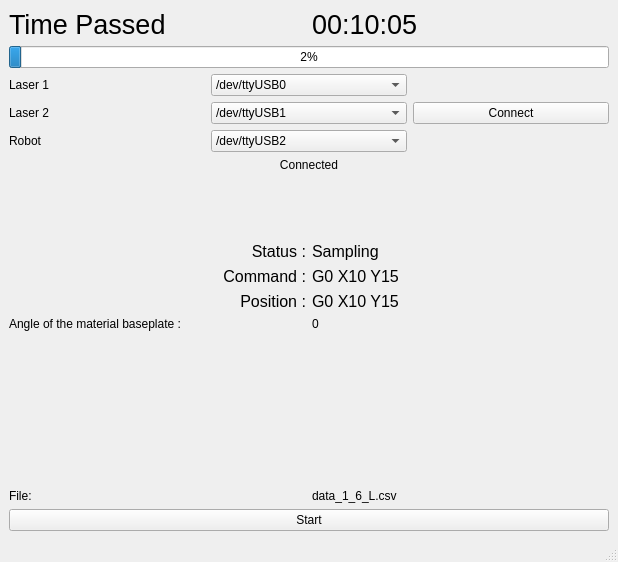
pvolans/final_project, file DAQ Dev2/Software/daq_dev2_gui.ui: the form before one commit.
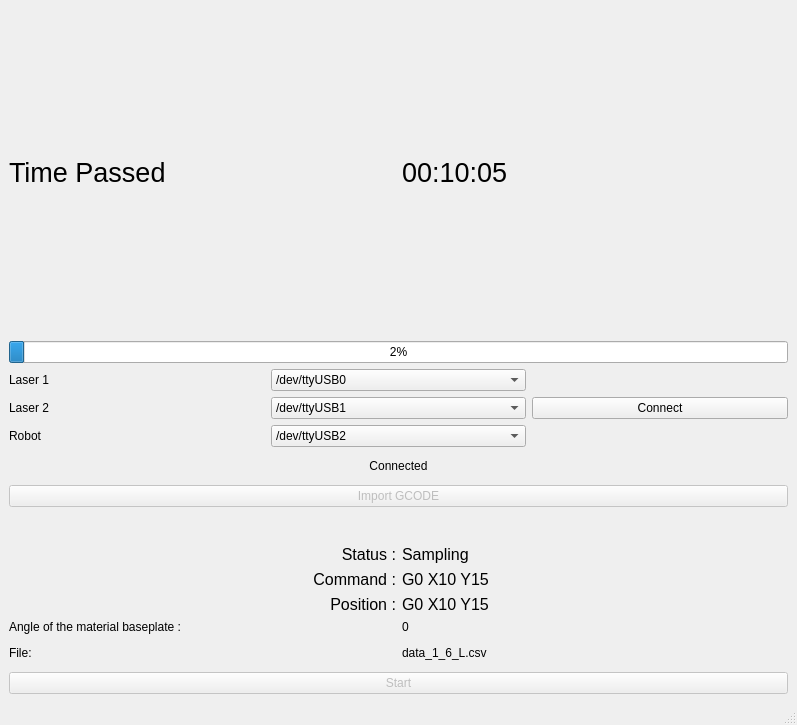
The form after the commit.

Commit message: button-text signal-slot

```diff
--- a/DAQ Dev2/Software/daq_dev2_gui.ui
+++ b/DAQ Dev2/Software/daq_dev2_gui.ui
@@ -6,8 +6,8 @@
    <rect>
     <x>0</x>
     <y>0</y>
-    <width>618</width>
-    <height>562</height>
+    <width>797</width>
+    <height>725</height>
    </rect>
   </property>
   <property name="windowTitle">
@@ -141,24 +141,29 @@
           </property>
          </widget>
         </item>
+        <item>
+         <widget class="QPushButton" name="pushButton_import_GCODE">
+          <property name="enabled">
+           <bool>false</bool>
+          </property>
+          <property name="text">
+           <string>Import GCODE</string>
+          </property>
+         </widget>
+        </item>
+        <item>
+         <widget class="QLabel" name="label_imported_gcode">
+          <property name="text">
+           <string/>
+          </property>
+          <property name="alignment">
+           <set>Qt::AlignCenter</set>
+          </property>
+         </widget>
+        </item>
         <item>
          <layout class="QGridLayout" name="gridLayout">
           <item row="1" column="0">
-           <widget class="QLabel" name="label_Status_name">
-            <property name="font">
-             <font>
-              <pointsize>12</pointsize>
-             </font>
-            </property>
-            <property name="text">
-             <string>Status :</string>
-            </property>
-            <property name="alignment">
-             <set>Qt::AlignRight|Qt::AlignTrailing|Qt::AlignVCenter</set>
-            </property>
-           </widget>
-          </item>
-          <item row="2" column="0">
            <widget class="QLabel" name="label_Command_name">
             <property name="font">
              <font>
@@ -173,25 +178,7 @@
             </property>
            </widget>
           </item>
-          <item row="0" column="0">
-           <spacer name="verticalSpacer">
-            <property name="font">
-             <font>
-              <pointsize>12</pointsize>
-             </font>
-            </property>
-            <property name="orientation">
-             <enum>Qt::Vertical</enum>
-            </property>
-            <property name="sizeHint" stdset="0">
-             <size>
-              <width>20</width>
-              <height>40</height>
-             </size>
-            </property>
-           </spacer>
-          </item>
-          <item row="1" column="1">
+          <item row="0" column="1">
            <widget class="QLabel" name="label_Status">
             <property name="font">
              <font>
@@ -206,7 +193,7 @@
             </property>
            </widget>
           </item>
-          <item row="3" column="1">
+          <item row="2" column="1">
            <widget class="QLabel" name="label_position">
             <property name="font">
              <font>
@@ -221,7 +208,7 @@
             </property>
            </widget>
           </item>
-          <item row="3" column="0">
+          <item row="2" column="0">
            <widget class="QLabel" name="label_Position_name">
             <property name="font">
              <font>
@@ -236,7 +223,14 @@
             </property>
            </widget>
           </item>
-          <item row="2" column="1">
+          <item row="3" column="1">
+           <widget class="QLabel" name="label_angle">
+            <property name="text">
+             <string>0</string>
+            </property>
+           </widget>
+          </item>
+          <item row="1" column="1">
            <widget class="QLabel" name="label_Command">
             <property name="font">
              <font>
@@ -251,17 +245,25 @@
             </property>
            </widget>
           </item>
-          <item row="4" column="0">
-           <widget class="QLabel" name="label">
+          <item row="3" column="0">
+           <widget class="QLabel" name="label_angle_name">
             <property name="text">
              <string>Angle of the material baseplate :</string>
             </property>
            </widget>
           </item>
-          <item row="4" column="1">
-           <widget class="QLabel" name="label_2">
+          <item row="0" column="0">
+           <widget class="QLabel" name="label_Status_name">
+            <property name="font">
+             <font>
+              <pointsize>12</pointsize>
+             </font>
+            </property>
             <property name="text">
-             <string>0</string>
+             <string>Status :</string>
+            </property>
+            <property name="alignment">
+             <set>Qt::AlignRight|Qt::AlignTrailing|Qt::AlignVCenter</set>
             </property>
            </widget>
           </item>
@@ -271,17 +273,7 @@
          <layout class="QHBoxLayout" name="horizontalLayout_4"/>
         </item>
         <item>
-         <spacer name="verticalSpacer_2">
-          <property name="orientation">
-           <enum>Qt::Vertical</enum>
-          </property>
-          <property name="sizeHint" stdset="0">
-           <size>
-            <width>20</width>
-            <height>40</height>
-           </size>
-          </property>
-         </spacer>
+         <layout class="QVBoxLayout" name="verticalLayout_6"/>
         </item>
         <item>
          <layout class="QHBoxLayout" name="horizontalLayout_2">
@@ -312,6 +304,9 @@
         </item>
         <item>
          <widget class="QPushButton" name="pushButton_start">
+          <property name="enabled">
+           <bool>false</bool>
+          </property>
           <property name="text">
            <string>Start</string>
           </property>
```
Left out of the diff: 4 changed lines with no effect on the pictures. The commit also changes 8 other files.
